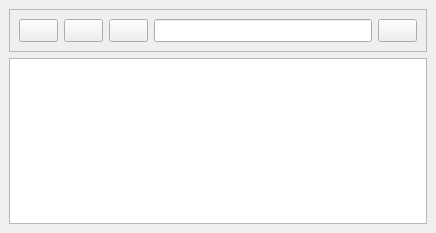
Qt form ui/main_window.ui (ArthurDavletov/disk_explorer) before a commit.
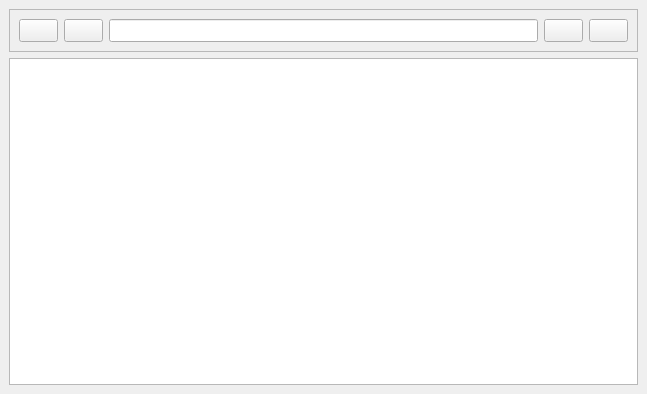
The same form after that commit. Icons and pictures are not drawn.

The edit to the form file:
```diff
--- a/ui/main_window.ui
+++ b/ui/main_window.ui
@@ -6,8 +6,8 @@
    <rect>
     <x>0</x>
     <y>0</y>
-    <width>436</width>
-    <height>233</height>
+    <width>647</width>
+    <height>394</height>
    </rect>
   </property>
   <property name="windowTitle">
@@ -60,17 +60,6 @@
            </property>
           </widget>
          </item>
-         <item>
-          <widget class="QPushButton" name="up_button">
-           <property name="text">
-            <string/>
-           </property>
-           <property name="icon">
-            <iconset resource="../resources/resources.qrc">
-             <normaloff>:/icons/arrow_upward</normaloff>:/icons/arrow_upward</iconset>
-           </property>
-          </widget>
-         </item>
          <item>
           <widget class="QLineEdit" name="path_edit">
            <property name="cursor">
@@ -78,6 +67,17 @@
            </property>
           </widget>
          </item>
+         <item>
+          <widget class="QPushButton" name="refresh_button">
+           <property name="text">
+            <string/>
+           </property>
+           <property name="icon">
+            <iconset resource="../resources/resources.qrc">
+             <normaloff>:/icons/refresh</normaloff>:/icons/refresh</iconset>
+           </property>
+          </widget>
+         </item>
          <item>
           <widget class="QPushButton" name="change_color_button">
            <property name="text">
@@ -93,7 +93,11 @@
        </widget>
       </item>
       <item>
-       <widget class="QTableView" name="tableView"/>
+       <widget class="QTableView" name="table_view">
+        <property name="sortingEnabled">
+         <bool>true</bool>
+        </property>
+       </widget>
       </item>
      </layout>
     </item>
```
